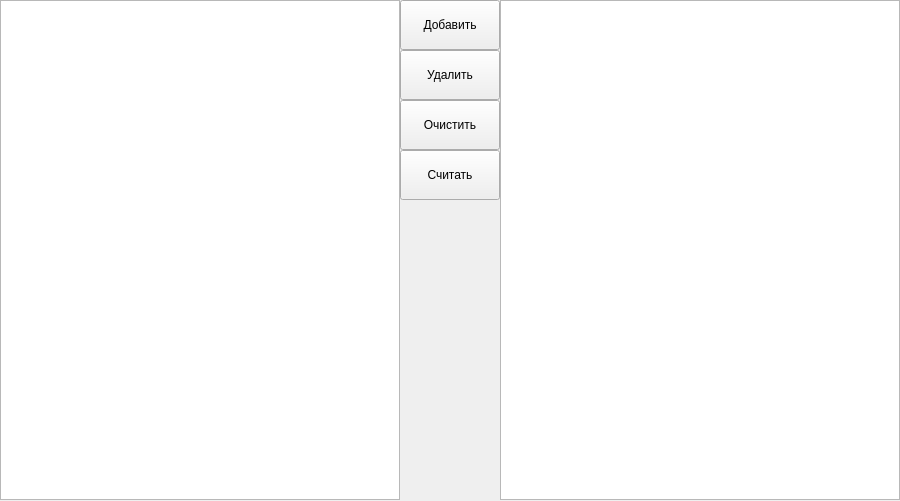
Qt form MainWindow.ui (AsianIncest/BetterCalc) before a commit.
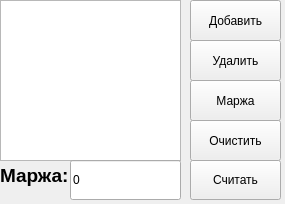
The same form after that commit.

Commit message: interface upgrade, message box, calc marja

```diff
--- a/MainWindow.ui
+++ b/MainWindow.ui
@@ -6,31 +6,27 @@
    <rect>
     <x>0</x>
     <y>0</y>
-    <width>900</width>
-    <height>501</height>
+    <width>285</width>
+    <height>204</height>
    </rect>
   </property>
+  <property name="sizePolicy">
+   <sizepolicy hsizetype="Fixed" vsizetype="Fixed">
+    <horstretch>0</horstretch>
+    <verstretch>0</verstretch>
+   </sizepolicy>
+  </property>
   <property name="windowTitle">
    <string>BetterCalc</string>
   </property>
   <widget class="QWidget" name="centralwidget">
-   <widget class="QListView" name="listView">
-    <property name="geometry">
-     <rect>
-      <x>0</x>
-      <y>0</y>
-      <width>400</width>
-      <height>500</height>
-     </rect>
-    </property>
-   </widget>
    <widget class="QPushButton" name="button_add">
     <property name="geometry">
      <rect>
-      <x>400</x>
+      <x>190</x>
       <y>0</y>
-      <width>100</width>
-      <height>50</height>
+      <width>91</width>
+      <height>41</height>
      </rect>
     </property>
     <property name="text">
@@ -40,10 +36,10 @@
    <widget class="QPushButton" name="button_delete">
     <property name="geometry">
      <rect>
-      <x>400</x>
-      <y>50</y>
-      <width>100</width>
-      <height>50</height>
+      <x>190</x>
+      <y>40</y>
+      <width>91</width>
+      <height>41</height>
      </rect>
     </property>
     <property name="text">
@@ -53,10 +49,10 @@
    <widget class="QPushButton" name="button_clear">
     <property name="geometry">
      <rect>
-      <x>400</x>
-      <y>100</y>
-      <width>100</width>
-      <height>50</height>
+      <x>190</x>
+      <y>120</y>
+      <width>91</width>
+      <height>41</height>
      </rect>
     </property>
     <property name="text">
@@ -66,26 +62,73 @@
    <widget class="QPushButton" name="button_calc">
     <property name="geometry">
      <rect>
-      <x>400</x>
-      <y>150</y>
-      <width>100</width>
-      <height>50</height>
+      <x>190</x>
+      <y>160</y>
+      <width>91</width>
+      <height>40</height>
      </rect>
     </property>
     <property name="text">
      <string>Считать</string>
     </property>
    </widget>
-   <widget class="QTextEdit" name="textEdit">
+   <widget class="QListWidget" name="listWidget">
     <property name="geometry">
      <rect>
-      <x>500</x>
+      <x>0</x>
       <y>0</y>
-      <width>400</width>
-      <height>500</height>
+      <width>181</width>
+      <height>161</height>
      </rect>
     </property>
    </widget>
+   <widget class="QPushButton" name="button_marja">
+    <property name="geometry">
+     <rect>
+      <x>190</x>
+      <y>80</y>
+      <width>91</width>
+      <height>41</height>
+     </rect>
+    </property>
+    <property name="text">
+     <string>Маржа</string>
+    </property>
+   </widget>
+   <widget class="QLabel" name="label">
+    <property name="geometry">
+     <rect>
+      <x>0</x>
+      <y>160</y>
+      <width>71</width>
+      <height>31</height>
+     </rect>
+    </property>
+    <property name="font">
+     <font>
+      <family>Arial</family>
+      <pointsize>14</pointsize>
+      <weight>75</weight>
+      <bold>true</bold>
+     </font>
+    </property>
+    <property name="text">
+     <string>Маржа:</string>
+    </property>
+   </widget>
+   <widget class="QLineEdit" name="textMarja">
+    <property name="geometry">
+     <rect>
+      <x>70</x>
+      <y>160</y>
+      <width>111</width>
+      <height>40</height>
+     </rect>
+    </property>
+    <property name="text">
+     <string>0</string>
+    </property>
+   </widget>
   </widget>
  </widget>
  <resources/>
```
The commit also changes 3 other files.
